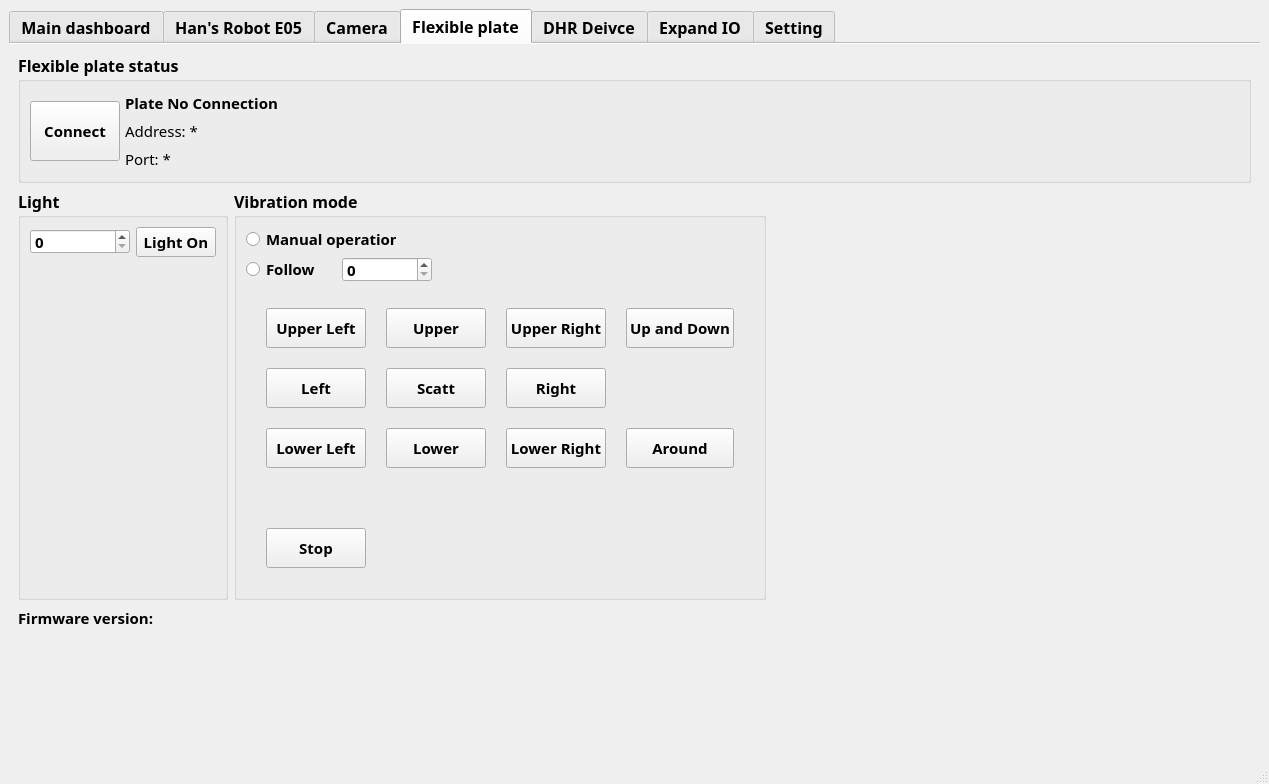
First picture: the form in E05-PnP/mainwindow.ui, repository vie-dgb/E05-Pick-and-Place, before the edit.
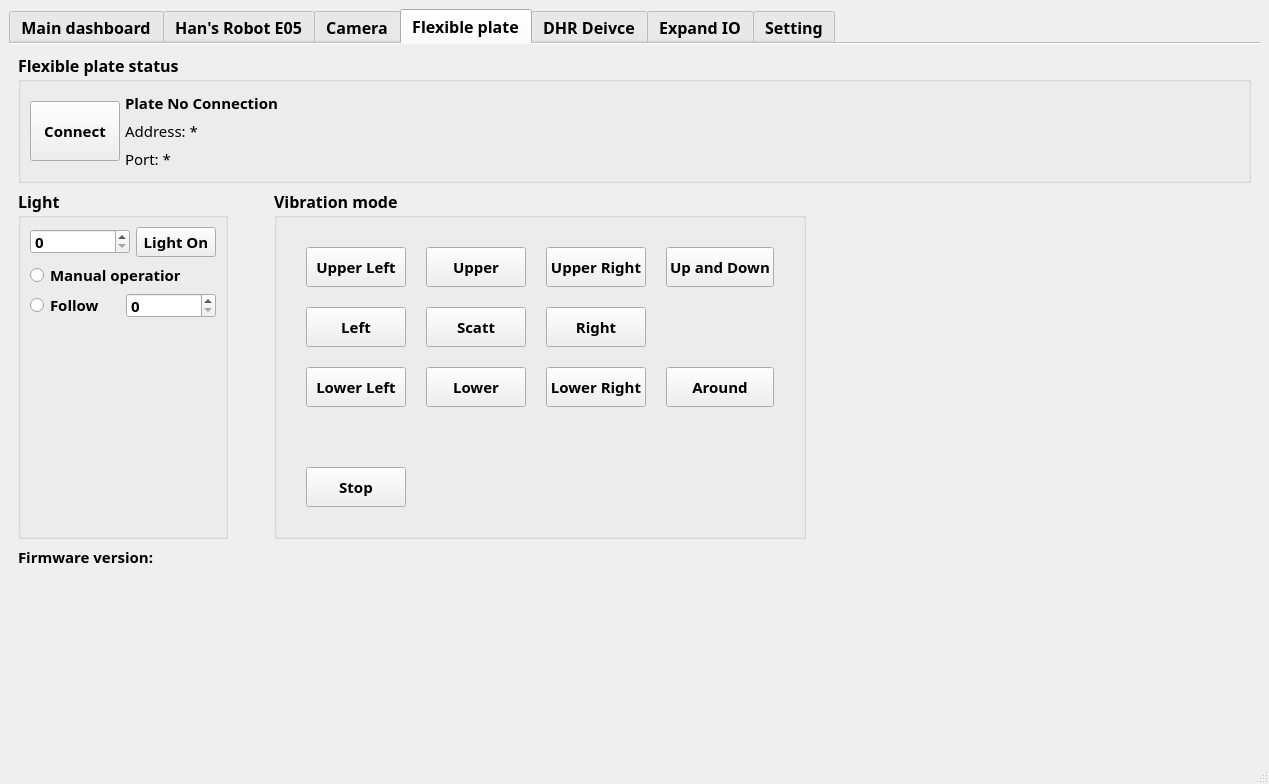
Second picture: the form after the edit. The open tabs and pages were chosen to show the change. Icons and pictures are not drawn. Custom widgets are drawn as their Qt base class.

```diff
--- a/E05-PnP/mainwindow.ui
+++ b/E05-PnP/mainwindow.ui
@@ -2365,35 +2365,6 @@
               </layout>
              </item>
              <item>
-              <spacer name="verticalSpacer_3">
-               <property name="orientation">
-                <enum>Qt::Vertical</enum>
-               </property>
-               <property name="sizeHint" stdset="0">
-                <size>
-                 <width>20</width>
-                 <height>40</height>
-                </size>
-               </property>
-              </spacer>
-             </item>
-            </layout>
-           </widget>
-          </item>
-          <item>
-           <widget class="QGroupBox" name="groupBox_2">
-            <property name="font">
-             <font>
-              <family>Segoe UI Variable Text Semibold</family>
-              <pointsize>12</pointsize>
-              <bold>true</bold>
-             </font>
-            </property>
-            <property name="title">
-             <string>Vibration mode</string>
-            </property>
-            <layout class="QVBoxLayout" name="verticalLayout_9">
-             <item>
               <widget class="QRadioButton" name="radioButton_PlateManualOperate">
                <property name="minimumSize">
                 <size>
@@ -2473,11 +2444,32 @@
                  </property>
                 </widget>
                </item>
+              </layout>
+             </item>
+             <item>
+              <spacer name="verticalSpacer_3">
+               <property name="orientation">
+                <enum>Qt::Vertical</enum>
+               </property>
+               <property name="sizeHint" stdset="0">
+                <size>
+                 <width>20</width>
+                 <height>40</height>
+                </size>
+               </property>
+              </spacer>
+             </item>
+            </layout>
+           </widget>
+          </item>
                <item>
                 <spacer name="horizontalSpacer_10">
                  <property name="orientation">
                   <enum>Qt::Horizontal</enum>
                  </property>
+            <property name="sizeType">
+             <enum>QSizePolicy::Fixed</enum>
+            </property>
                  <property name="sizeHint" stdset="0">
                   <size>
                    <width>40</width>
@@ -2486,8 +2478,19 @@
                  </property>
                 </spacer>
                </item>
-              </layout>
-             </item>
+          <item>
+           <widget class="QGroupBox" name="groupBox_2">
+            <property name="font">
+             <font>
+              <family>Segoe UI Variable Text Semibold</family>
+              <pointsize>12</pointsize>
+              <bold>true</bold>
+             </font>
+            </property>
+            <property name="title">
+             <string>Vibration mode</string>
+            </property>
+            <layout class="QVBoxLayout" name="verticalLayout_9">
              <item>
               <layout class="QGridLayout" name="gridLayout_5">
                <property name="leftMargin">
```
Left out of the diff: 2 changed lines with no effect on the pictures. Lines whose indentation alone changed are shown as unchanged.
